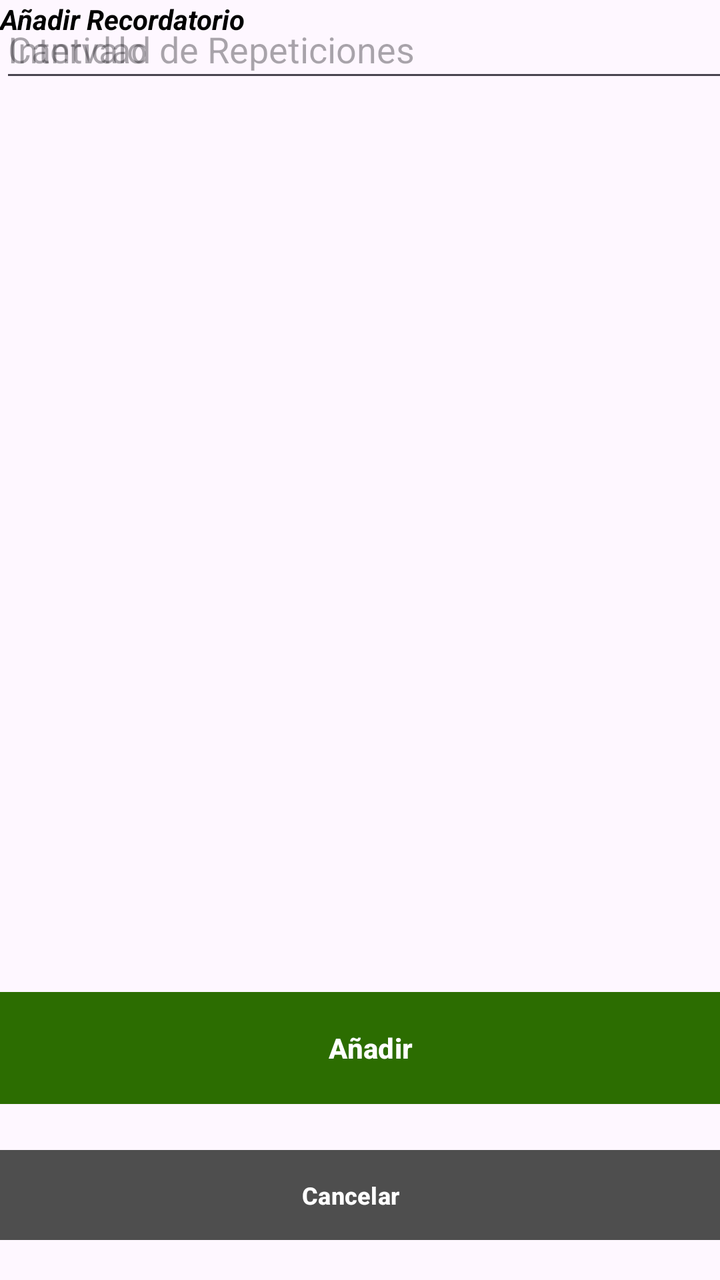
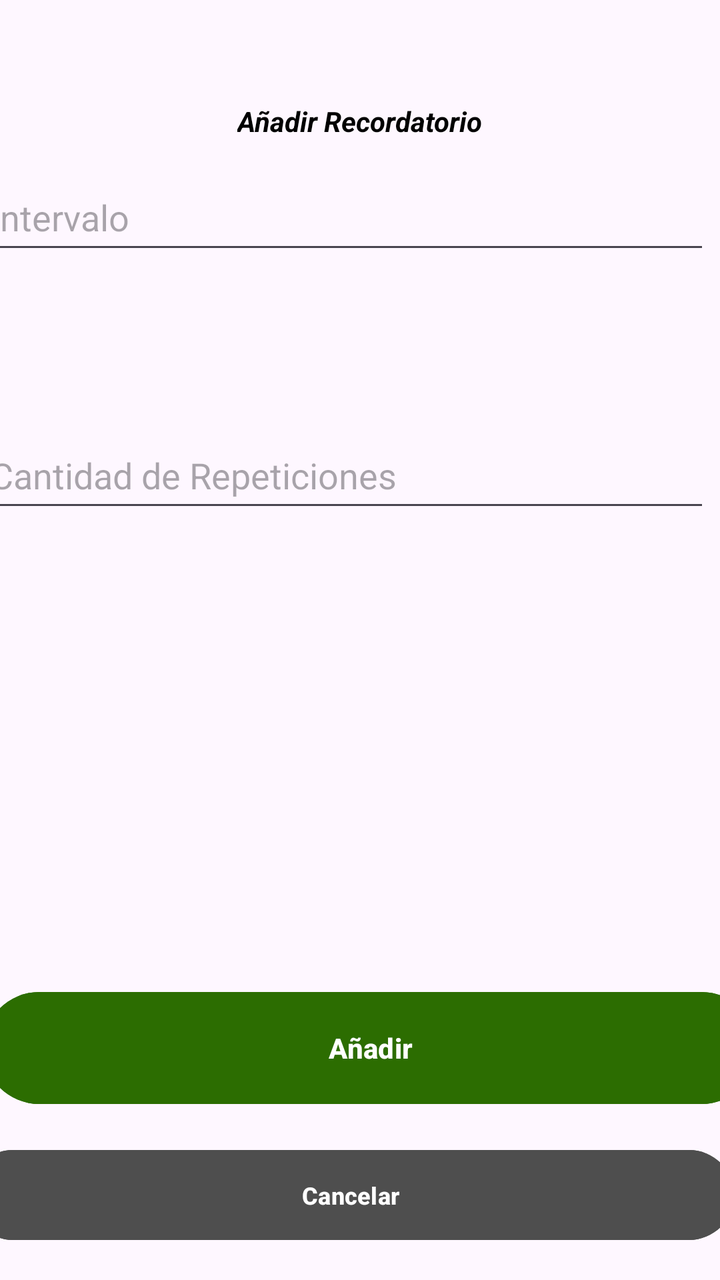

Compare the two renders of this Android layout. The source of the first and the diff that turns it into the second are given below.
<!-- AndroidManifest.xml: application theme Theme.MobilesVC -->
<!-- res/layout/recordatorio_crear_view.xml -->
<?xml version="1.0" encoding="utf-8"?>
<androidx.constraintlayout.widget.ConstraintLayout xmlns:android="http://schemas.android.com/apk/res/android"
    xmlns:app="http://schemas.android.com/apk/res-auto"
    xmlns:tools="http://schemas.android.com/tools"
    android:layout_width="match_parent"
    android:layout_height="match_parent">

    <com.google.android.material.textfield.TextInputEditText
        android:id="@+id/vIntervaloCrear"
        android:layout_width="364dp"
        android:layout_height="46dp"
        android:hint="Intervalo"
        tools:layout_editor_absoluteX="16dp"
        tools:layout_editor_absoluteY="181dp" />

    <com.google.android.material.textfield.TextInputEditText
        android:id="@+id/vCantidadCrear"
        android:layout_width="364dp"
        android:layout_height="46dp"
        android:hint="Cantidad de Repeticiones"
        tools:layout_editor_absoluteX="16dp"
        tools:layout_editor_absoluteY="306dp" />

    <Button
        android:id="@+id/vVolverCrearRecordatorio"
        android:layout_width="383dp"
        android:layout_height="53dp"
        android:layout_marginHorizontal="24dp"
        android:layout_marginTop="8dp"
        android:layout_marginBottom="16dp"
        android:backgroundTint="#4E4E4E"
        android:paddingVertical="10dp"
        android:text="Cancelar"
        android:textSize="12sp"
        android:textStyle="bold"
        android:visibility="visible"
        app:cornerRadius="@dimen/item_transform_image_length"
        app:layout_constraintBottom_toBottomOf="parent"
        app:layout_constraintEnd_toEndOf="parent"
        app:layout_constraintHorizontal_bias="0.571"
        app:layout_constraintStart_toStartOf="parent"
        app:layout_constraintTop_toBottomOf="@+id/btIniciarSesion" />

    <Button
        android:id="@+id/vCrearRecordatorio"
        android:layout_width="387dp"
        android:layout_height="64dp"
        android:layout_marginTop="48dp"
        android:layout_marginBottom="84dp"
        android:backgroundTint="#2C6D01"
        android:paddingVertical="14dp"
        android:text="Añadir"
        android:textStyle="bold"
        app:cornerRadius="@dimen/item_transform_image_length"
        app:layout_constraintBottom_toBottomOf="parent"
        app:layout_constraintEnd_toEndOf="parent"
        app:layout_constraintHorizontal_bias="0.333"
        app:layout_constraintStart_toStartOf="parent"
        app:layout_constraintTop_toBottomOf="@+id/etClave" />

    <TextView
        android:id="@+id/textView9"
        android:layout_width="wrap_content"
        android:layout_height="wrap_content"
        android:fontFamily="sans-serif"
        android:text="Añadir Recordatorio"
        android:textColor="#000000"
        android:textStyle="bold|italic"
        tools:layout_editor_absoluteX="92dp"
        tools:layout_editor_absoluteY="51dp"
        tools:textSize="26sp" />
</androidx.constraintlayout.widget.ConstraintLayout>
<!-- resources referenced by this layout -->
<resources>
  <style name="Theme.MobilesVC" parent="Base.Theme.MobilesVC" />
  <style name="Base.Theme.MobilesVC" parent="Theme.Material3.DayNight.NoActionBar">
          
          
      </style>
</resources>

<!-- the commit's change to res/layout/recordatorio_crear_view.xml (unified diff, before → after) -->
@@ -8,18 +8,26 @@
     <com.google.android.material.textfield.TextInputEditText
         android:id="@+id/vIntervaloCrear"
         android:layout_width="364dp"
-        android:layout_height="46dp"
+        android:layout_height="50dp"
+        android:layout_marginStart="16dp"
+        android:layout_marginEnd="31dp"
+        android:layout_marginBottom="79dp"
         android:hint="Intervalo"
-        tools:layout_editor_absoluteX="16dp"
-        tools:layout_editor_absoluteY="181dp" />
+        app:layout_constraintBottom_toTopOf="@+id/vCantidadCrear"
+        app:layout_constraintEnd_toEndOf="parent"
+        app:layout_constraintStart_toStartOf="parent" />
 
     <com.google.android.material.textfield.TextInputEditText
         android:id="@+id/vCantidadCrear"
         android:layout_width="364dp"
-        android:layout_height="46dp"
+        android:layout_height="50dp"
+        android:layout_marginStart="16dp"
+        android:layout_marginEnd="31dp"
+        android:layout_marginBottom="231dp"
         android:hint="Cantidad de Repeticiones"
-        tools:layout_editor_absoluteX="16dp"
-        tools:layout_editor_absoluteY="306dp" />
+        app:layout_constraintBottom_toTopOf="@+id/vCrearRecordatorio"
+        app:layout_constraintEnd_toEndOf="parent"
+        app:layout_constraintStart_toStartOf="parent" />
 
     <Button
         android:id="@+id/vVolverCrearRecordatorio"
@@ -34,12 +42,10 @@
         android:textSize="12sp"
         android:textStyle="bold"
         android:visibility="visible"
-        app:cornerRadius="@dimen/item_transform_image_length"
         app:layout_constraintBottom_toBottomOf="parent"
         app:layout_constraintEnd_toEndOf="parent"
         app:layout_constraintHorizontal_bias="0.571"
-        app:layout_constraintStart_toStartOf="parent"
-        app:layout_constraintTop_toBottomOf="@+id/btIniciarSesion" />
+        app:layout_constraintStart_toStartOf="parent" />
 
     <Button
         android:id="@+id/vCrearRecordatorio"
@@ -51,22 +57,24 @@
         android:paddingVertical="14dp"
         android:text="Añadir"
         android:textStyle="bold"
-        app:cornerRadius="@dimen/item_transform_image_length"
         app:layout_constraintBottom_toBottomOf="parent"
         app:layout_constraintEnd_toEndOf="parent"
         app:layout_constraintHorizontal_bias="0.333"
-        app:layout_constraintStart_toStartOf="parent"
-        app:layout_constraintTop_toBottomOf="@+id/etClave" />
+        app:layout_constraintStart_toStartOf="parent" />
 
     <TextView
         android:id="@+id/textView9"
         android:layout_width="wrap_content"
         android:layout_height="wrap_content"
+        android:layout_marginStart="92dp"
+        android:layout_marginTop="51dp"
+        android:layout_marginEnd="92dp"
         android:fontFamily="sans-serif"
         android:text="Añadir Recordatorio"
         android:textColor="#000000"
         android:textStyle="bold|italic"
-        tools:layout_editor_absoluteX="92dp"
-        tools:layout_editor_absoluteY="51dp"
+        app:layout_constraintEnd_toEndOf="parent"
+        app:layout_constraintStart_toStartOf="parent"
+        app:layout_constraintTop_toTopOf="parent"
         tools:textSize="26sp" />
 </androidx.constraintlayout.widget.ConstraintLayout>
